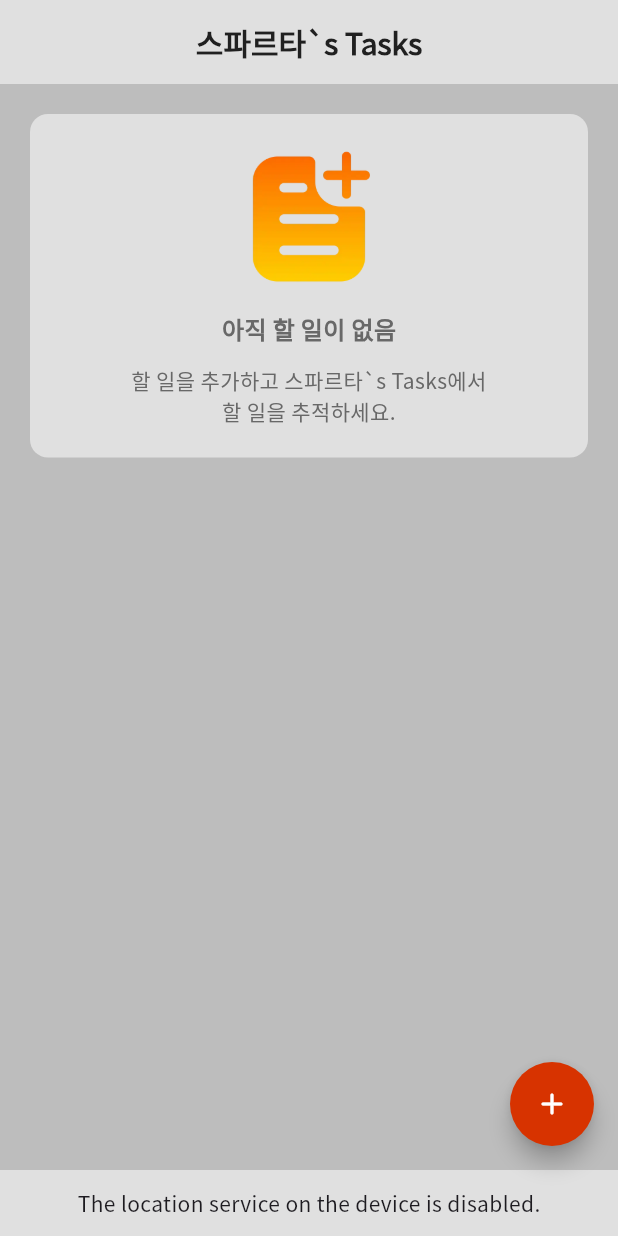
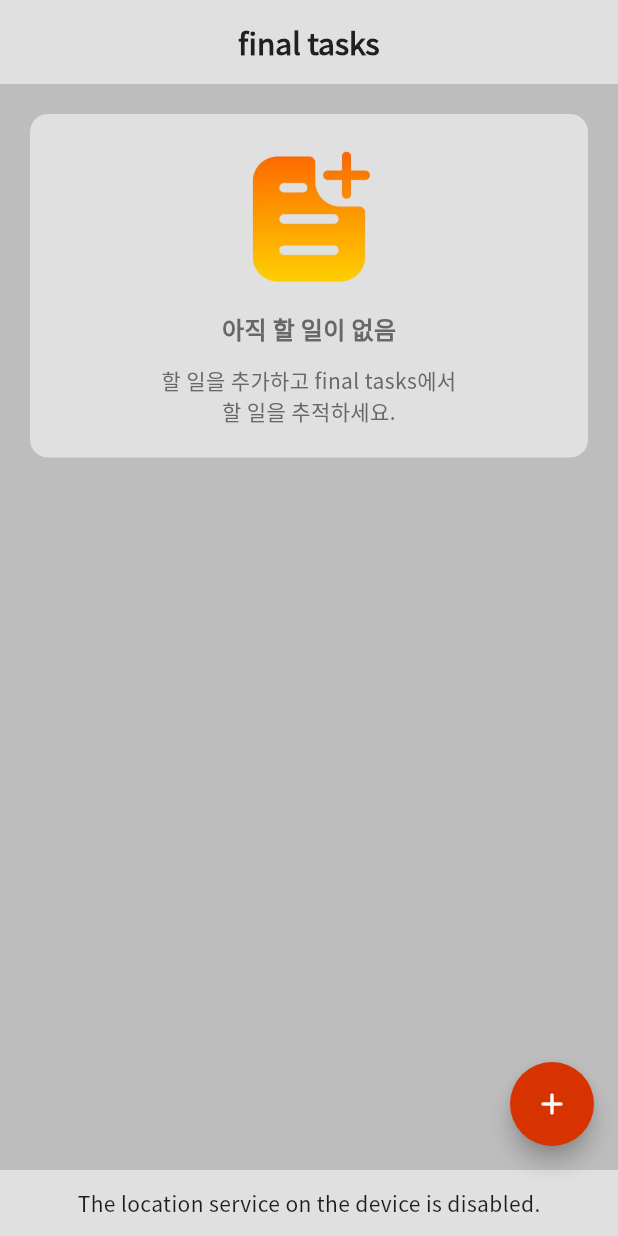
Before and after one commit to gukgwongae/tasks_final, a Flutter app: the screen it shows after launch, on a phone screen of 412 x 824 dp. Run offline on Flutter 3.47's test engine with Material 3 defaults, Android fonts, the phone set to English and light mode, and no system bars; our stand-ins replace cloud_firestore, firebase_core, flutter_hooks, freezed_annotation, geolocator, go_router and 3 more; accounts and stored records are empty; generated files the repository leaves out were written again.

Commit message:
fix: navigator -> go_router

```diff
--- /dev/null
+++ b/lib/core/go_router.dart
@@ -0,0 +1,28 @@
+import 'package:go_router/go_router.dart';
+import 'package:tasks/ui/detail_page/detail_page.dart';
+import 'package:tasks/ui/error_page/error_page.dart';
+import 'package:tasks/ui/home_page/home_page.dart';
+
+final router = GoRouter(
+  routes: [
+    //
+    GoRoute(
+      path: '/',
+      builder: (context, state) => const HomePage(title: 'final tasks'),
+      routes: [
+        GoRoute(
+          path: 'todo/:id',
+          builder: (context, state) {
+            final id = state.pathParameters['id'];
+            if (id == null) {
+              return const ErrorPage();
+            }
+            return DetailPage(toDoId: id);
+          },
+        ),
+      ],
+    ),
+  ],
+  initialLocation: '/',
+  errorBuilder: (context, state) => const ErrorPage(),
+);
--- a/lib/main.dart
+++ b/lib/main.dart
@@ -3,7 +3,7 @@ import 'package:flutter/material.dart';
 import 'package:hooks_riverpod/hooks_riverpod.dart';
 import 'package:tasks/core/app_theme.dart';
 import 'package:tasks/core/firebase_options.dart';
-import 'package:tasks/ui/home_page/home_page.dart';
+import 'package:tasks/core/go_router.dart';
 
 Future<void> main() async {
   WidgetsFlutterBinding.ensureInitialized();
@@ -16,23 +16,28 @@ class MyApp extends StatelessWidget {
   const MyApp({super.key});
   @override
   Widget build(BuildContext context) {
-    return MaterialApp(
+    return MaterialApp.router(
+      routerConfig: router,
       debugShowCheckedModeBanner: false,
       theme: AppTheme.light,
       darkTheme: AppTheme.dark,
       themeMode: ThemeMode.system,
-      home: const HomePage(title: '스파르타`s Tasks'),
     );
   }
 }
 
-// 날씨 위젯 제거?
 
 // go router 이용해 페이지 전환 - 패키지
+// 시작 페이지 홈, 홈 <-> 디테일페이지, ? <-> 에러페이지 수정완료
+
 // 터치 버튼에 디바운싱 적용 - 패키지
+
 // hero 위젯으로 상세화면 전환 효과 부여
 
-// pull to refresh, infinite scrolling 구현
+// pull to refresh, infinite scrolling 구현\
+
 // 반응형 ui로 수정
+
 // 테스트 코드 작성 (안할듯?)
+
 // 나만의 기능 -
--- a/lib/ui/detail_page/detail_page.dart
+++ b/lib/ui/detail_page/detail_page.dart
@@ -1,4 +1,5 @@
 import 'package:flutter/material.dart';
+import 'package:go_router/go_router.dart';
 import 'package:hooks_riverpod/hooks_riverpod.dart';
 import 'package:tasks/core/app_theme.dart';
 import 'package:tasks/domain/view_model/home_page_view_model.dart';
@@ -21,7 +22,7 @@ class DetailPage extends ConsumerWidget {
       appBar: AppBar(
         backgroundColor: vrc(context).background200,
         leading: IconButton(
-          onPressed: () => Navigator.pop(context),
+          onPressed: () => context.go('/'),
           icon: Icon(Icons.arrow_back_rounded),
         ),
         actions: [
```
Also changed, not shown: lib/ui/error_page/error_page.dart (added, +26 -0 lines), lib/ui/widget/to_do_view.dart (+4 -7 lines).
